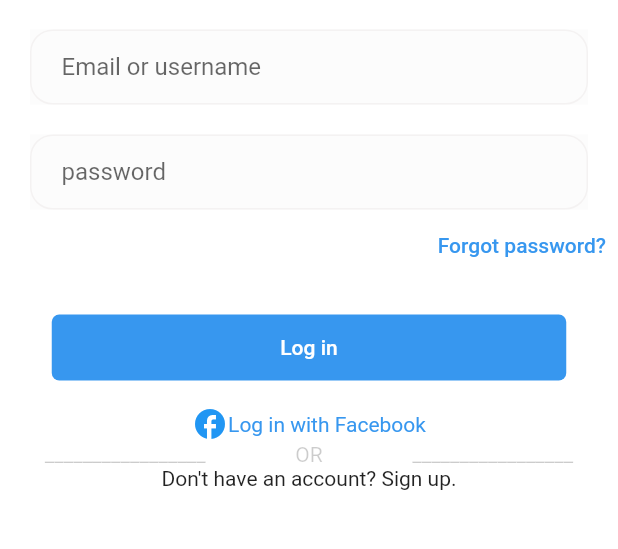
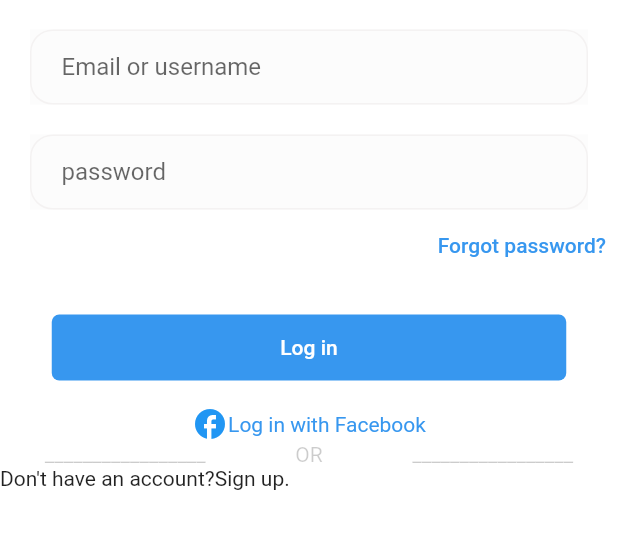
Before and after one commit to Ds21saikhnaa/flutterTwo, a Flutter app: the screen it shows after launch, on a phone screen of 412 x 824 dp, the part 326-875 px from its top. Run offline on Flutter 3.47's test engine with Material 2 defaults, Android fonts, the phone set to English and light mode, and no system bars; our stand-ins replace get.

```diff
--- a/lib/main.dart
+++ b/lib/main.dart
@@ -3,6 +3,7 @@ import 'package:flutter/material.dart';
 import 'package:test/ui/screens/edit_user_screen.dart';
 import 'package:test/ui/screens/home_screen.dart';
 import 'package:test/ui/screens/login_screen.dart';
+import 'package:test/ui/screens/register_screen.dart';
 import 'package:test/utils/routes.dart';
 
 void main() {
@@ -18,6 +19,7 @@ class MyApp extends StatelessWidget {
         debugShowCheckedModeBanner: false,
         routes: <String, WidgetBuilder>{
           loginRoute: (context) => const LoginScreen(),
+          registerRoute: (context) => const RegisterScreen(),
           homeRoute: (context) => const HomeScreen(),
           editUserRoute: (context) => const EditUserScreen()
         }
--- a/lib/ui/common/my_button.dart
+++ b/lib/ui/common/my_button.dart
@@ -31,7 +31,6 @@ class _MyButtonState extends State<MyButton> {
             Get.toNamed(widget.route!);
             // _isSelected = !_isSelected;
             // setState(() {});
-            print("Clicked");
             // Get.back();
             // Get.offAllNamed(secondRoute);
           },
--- a/lib/ui/screens/login_screen.dart
+++ b/lib/ui/screens/login_screen.dart
@@ -1,12 +1,14 @@
 // import 'dart:developer';
 
 import 'package:flutter/material.dart';
+// import 'package:get/instance_manager.dart';
 // import 'package:flutter/src/foundation/key.dart';
 // import 'package:flutter/src/widgets/framework.dart';
 import 'package:test/ui/common/just_input.dart';
 import 'package:test/ui/common/my_button.dart';
 // import 'package:test/ui/common/my_input.dart';
 import 'package:test/utils/routes.dart';
+import 'package:get/get.dart';
 
 class LoginScreen extends StatefulWidget {
   const LoginScreen({Key? key}) : super(key: key);
@@ -32,9 +34,6 @@ class _LoginScreenState extends State<LoginScreen> {
             JustInput(title: "Email or username"),
             JustInput(title: "password"),
             Container(
-              // onTap:(){
-              //   print("Clicked");
-              // }
               alignment: FractionalOffset.centerRight,
               child: TextButton(
                 onPressed: () {
@@ -79,14 +78,19 @@ class _LoginScreenState extends State<LoginScreen> {
                     style: TextStyle(color: Color(0x33000000))),
               ],
             ),
+            Row(
+              children: [
+                const Text("Don't have an account?"),
                 InkWell(
                   onTap: () {
-                print("object");
+                    Get.toNamed(registerRoute);
                   },
                   child: const Text(
-                "Don't have an account? Sign up.",
+                    "Sign up.",
                   ),
                 )
+              ],
+            ),
           ]),
         ),
       ),
--- a/lib/utils/routes.dart
+++ b/lib/utils/routes.dart
@@ -1,3 +1,4 @@
+const String loginRoute = "/LoginScreen";
+const String registerRoute = "/RegisterScreen";
 const String homeRoute = "/HomeScreen";
-const String loginRoute = "/LoginScreen";
 const String editUserRoute = "/EditScreen";
```
Also changed, not shown: lib/ui/screens/register_screen.dart (+30 -7 lines). Lines whose indentation alone changed are shown as unchanged.
